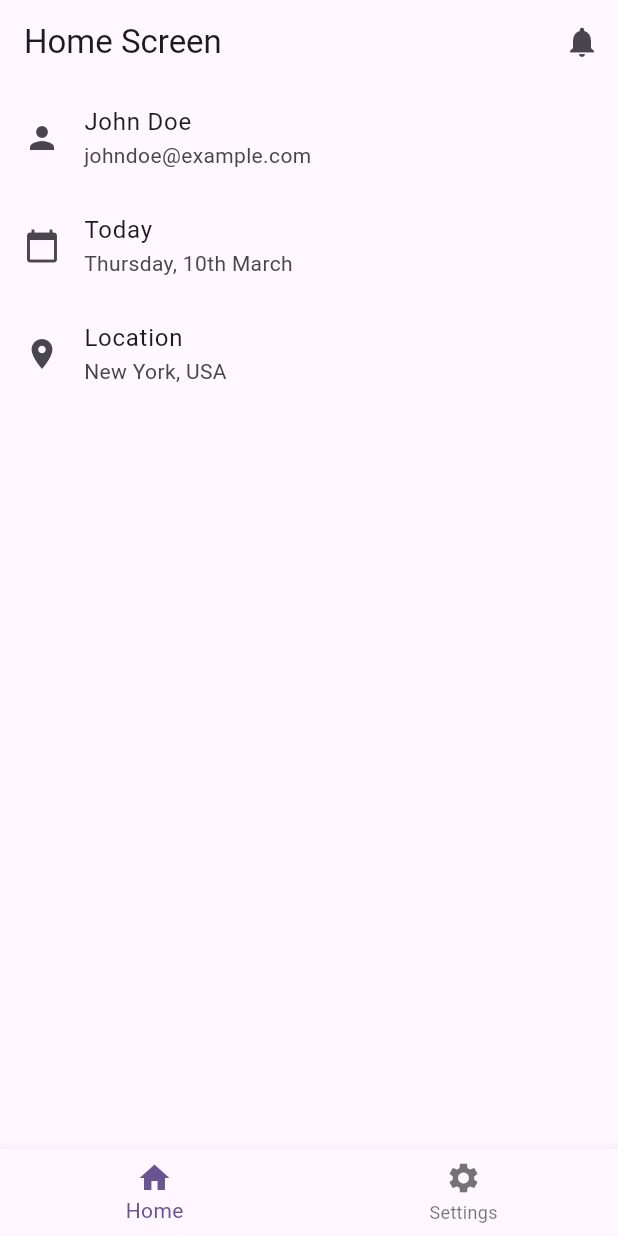
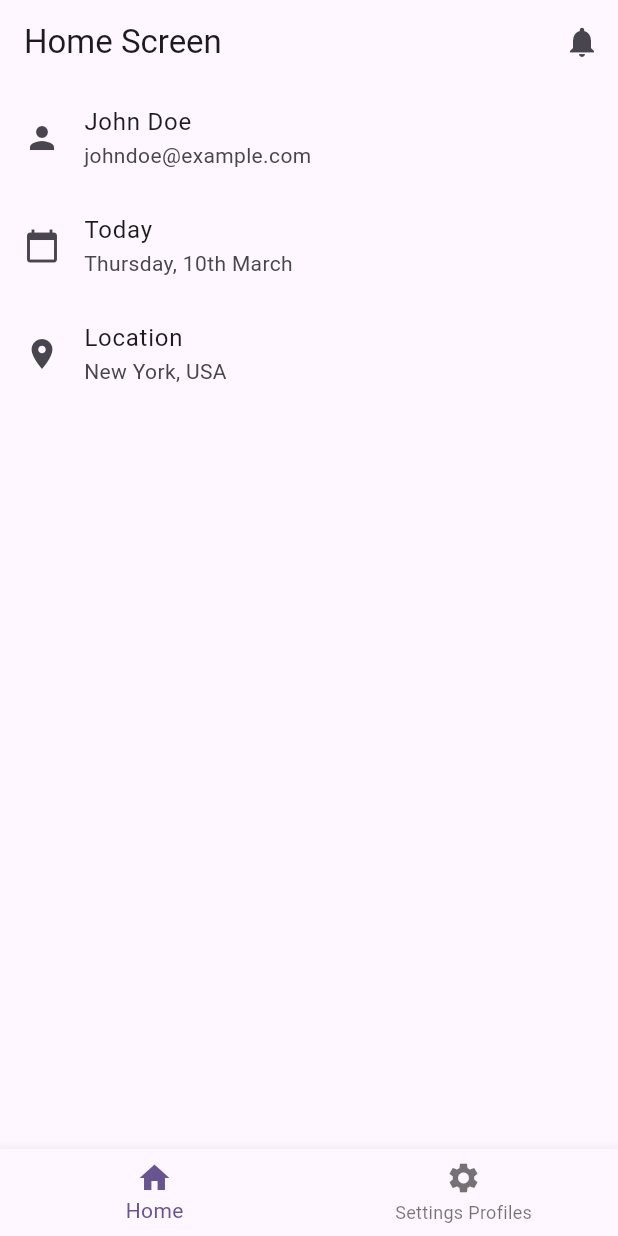
Before and after one commit to Sastra-Digital-School/zero_to_hero_project, a Flutter app: the screen it shows after launch, on a phone screen of 412 x 824 dp. Run offline on Flutter 3.47's test engine with Material 3 defaults, Android fonts, the phone set to English and light mode, and no system bars.

Commit message:
Update home screen

```diff
--- a/lib/view/home_screen.dart
+++ b/lib/view/home_screen.dart
@@ -48,7 +48,7 @@ class _HomeScreenState extends State<HomeScreen> {
           BottomNavigationBarItem(icon: Icon(Icons.home), label: 'Home'),
           BottomNavigationBarItem(
             icon: Icon(Icons.settings),
-            label: 'Settings',
+            label: 'Settings Profiles',
           ),
         ],
       ),
```
